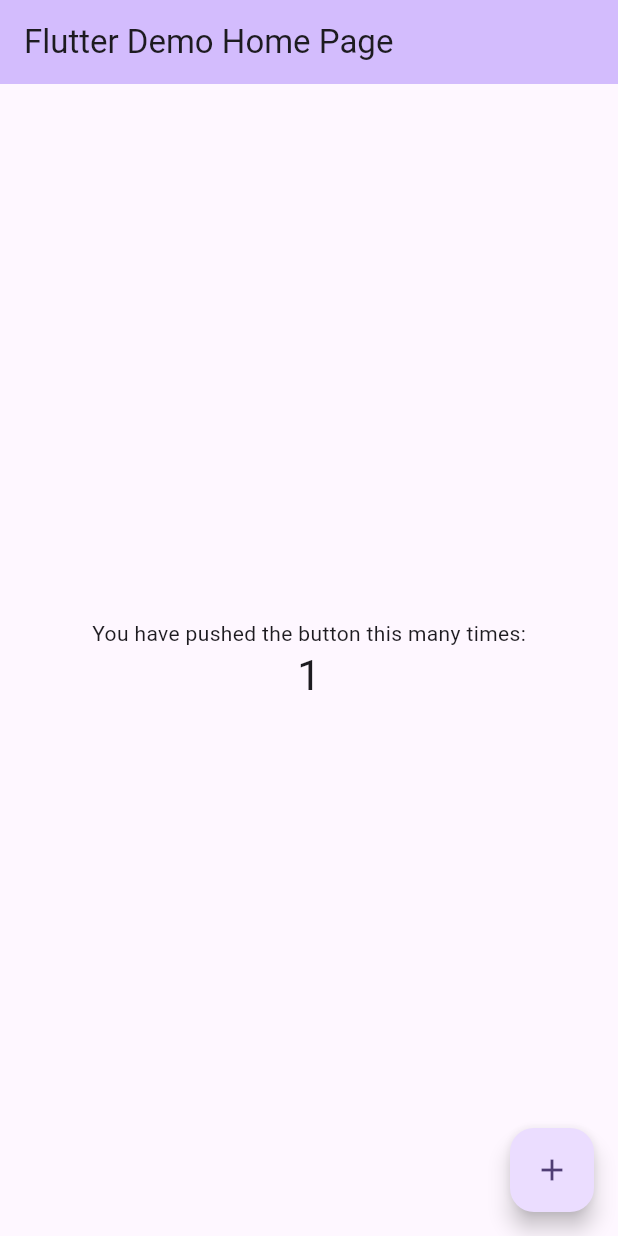
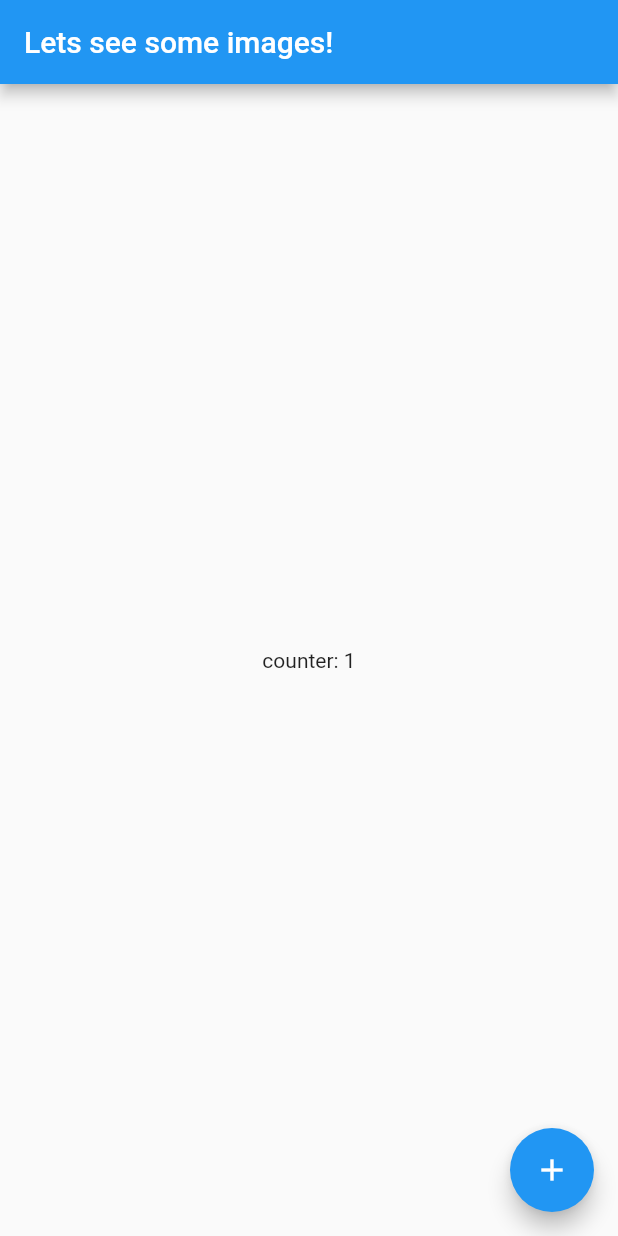
Before and after one commit to IbrahimElmourchidi/flutter_course_notes, a Flutter app: the screen it shows after launch, after a tap on the "add" icon, on a phone screen of 412 x 824 dp. Run offline on Flutter 3.47's test engine with Material 2 defaults, Android fonts, the phone set to English and light mode, and no system bars.

Commit message:
first app complete

```diff
--- a/sec8_app_build_time/lib/main.dart
+++ b/sec8_app_build_time/lib/main.dart
@@ -1,125 +1,7 @@
-import 'package:flutter/material.dart';
+import "package:flutter/material.dart";
+
+import 'src/app.dart';
 
 void main() {
-  runApp(const MyApp());
+  runApp(const App());
 }
-
-class MyApp extends StatelessWidget {
-  const MyApp({super.key});
-
-  // This widget is the root of your application.
-  @override
-  Widget build(BuildContext context) {
-    return MaterialApp(
-      title: 'Flutter Demo',
-      theme: ThemeData(
-        // This is the theme of your application.
-        //
-        // TRY THIS: Try running your application with "flutter run". You'll see
-        // the application has a blue toolbar. Then, without quitting the app,
-        // try changing the seedColor in the colorScheme below to Colors.green
-        // and then invoke "hot reload" (save your changes or press the "hot
-        // reload" button in a Flutter-supported IDE, or press "r" if you used
-        // the command line to start the app).
-        //
-        // Notice that the counter didn't reset back to zero; the application
-        // state is not lost during the reload. To reset the state, use hot
-        // restart instead.
-        //
-        // This works for code too, not just values: Most code changes can be
-        // tested with just a hot reload.
-        colorScheme: ColorScheme.fromSeed(seedColor: Colors.deepPurple),
-        useMaterial3: true,
-      ),
-      home: const MyHomePage(title: 'Flutter Demo Home Page'),
-    );
-  }
-}
-
-class MyHomePage extends StatefulWidget {
-  const MyHomePage({super.key, required this.title});
-
-  // This widget is the home page of your application. It is stateful, meaning
-  // that it has a State object (defined below) that contains fields that affect
-  // how it looks.
-
-  // This class is the configuration for the state. It holds the values (in this
-  // case the title) provided by the parent (in this case the App widget) and
-  // used by the build method of the State. Fields in a Widget subclass are
-  // always marked "final".
-
-  final String title;
-
-  @override
-  State<MyHomePage> createState() => _MyHomePageState();
-}
-
-class _MyHomePageState extends State<MyHomePage> {
-  int _counter = 0;
-
-  void _incrementCounter() {
-    setState(() {
-      // This call to setState tells the Flutter framework that something has
-      // changed in this State, which causes it to rerun the build method below
-      // so that the display can reflect the updated values. If we changed
-      // _counter without calling setState(), then the build method would not be
-      // called again, and so nothing would appear to happen.
-      _counter++;
-    });
-  }
-
-  @override
-  Widget build(BuildContext context) {
-    // This method is rerun every time setState is called, for instance as done
-    // by the _incrementCounter method above.
-    //
-    // The Flutter framework has been optimized to make rerunning build methods
-    // fast, so that you can just rebuild anything that needs updating rather
-    // than having to individually change instances of widgets.
-    return Scaffold(
-      appBar: AppBar(
-        // TRY THIS: Try changing the color here to a specific color (to
-        // Colors.amber, perhaps?) and trigger a hot reload to see the AppBar
-        // change color while the other colors stay the same.
-        backgroundColor: Theme.of(context).colorScheme.inversePrimary,
-        // Here we take the value from the MyHomePage object that was created by
-        // the App.build method, and use it to set our appbar title.
-        title: Text(widget.title),
-      ),
-      body: Center(
-        // Center is a layout widget. It takes a single child and positions it
-        // in the middle of the parent.
-        child: Column(
-          // Column is also a layout widget. It takes a list of children and
-          // arranges them vertically. By default, it sizes itself to fit its
-          // children horizontally, and tries to be as tall as its parent.
-          //
-          // Column has various properties to control how it sizes itself and
-          // how it positions its children. Here we use mainAxisAlignment to
-          // center the children vertically; the main axis here is the vertical
-          // axis because Columns are vertical (the cross axis would be
-          // horizontal).
-          //
-          // TRY THIS: Invoke "debug painting" (choose the "Toggle Debug Paint"
-          // action in the IDE, or press "p" in the console), to see the
-          // wireframe for each widget.
-          mainAxisAlignment: MainAxisAlignment.center,
-          children: <Widget>[
-            const Text(
-              'You have pushed the button this many times:',
-            ),
-            Text(
-              '$_counter',
-              style: Theme.of(context).textTheme.headlineMedium,
-            ),
-          ],
-        ),
-      ),
-      floatingActionButton: FloatingActionButton(
-        onPressed: _incrementCounter,
-        tooltip: 'Increment',
-        child: const Icon(Icons.add),
-      ), // This trailing comma makes auto-formatting nicer for build methods.
-    );
-  }
-}
--- /dev/null
+++ b/sec8_app_build_time/lib/src/app.dart
@@ -0,0 +1,37 @@
+import 'package:flutter/material.dart';
+
+class App extends StatefulWidget {
+  const App({super.key});
+
+  @override
+  State<App> createState() {
+    return AppState();
+  }
+}
+
+class AppState extends State<App> {
+  int counter = 0;
+  @override
+  Widget build(context) {
+    return MaterialApp(
+      home: Scaffold(
+        appBar: AppBar(
+          title: const Text("Lets see some images!"),
+        ),
+        body: Center(
+          child: Text("counter: $counter"),
+        ),
+        floatingActionButton: FloatingActionButton(
+          onPressed: () {
+            setState(() {
+              counter += 1;
+            });
+          },
+          child: const Icon(
+            Icons.add,
+          ),
+        ),
+      ),
+    );
+  }
+}
```
Also changed, not shown: 1 other file.
